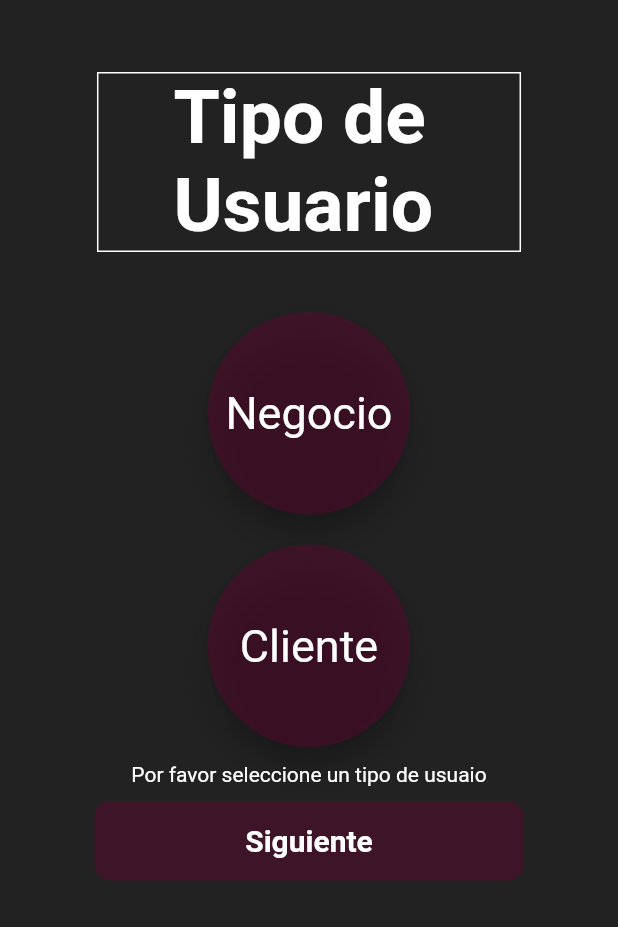
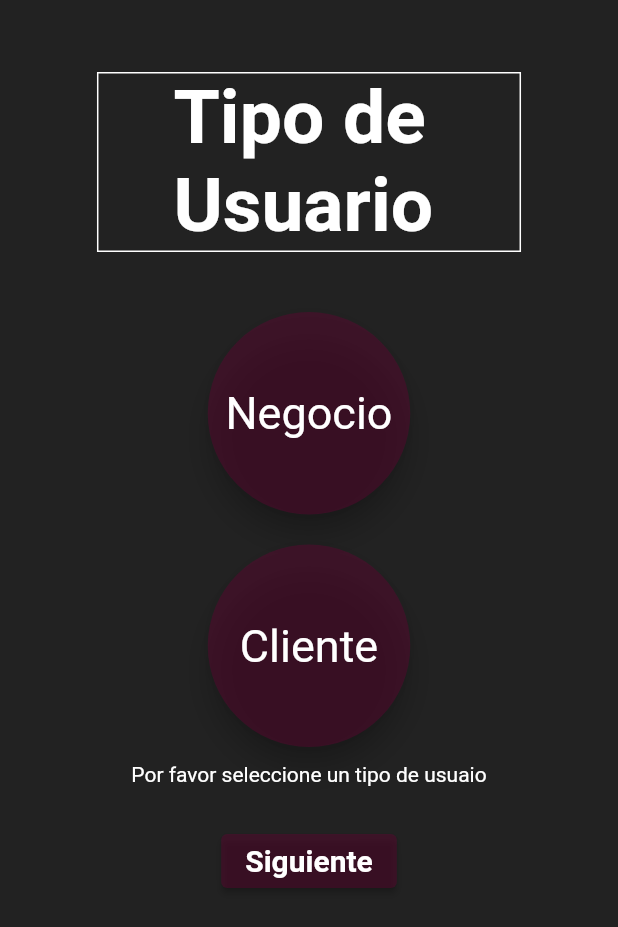
Before and after one commit to sebasIngSoft/unas_vips, a Flutter app: the screen it shows after launch, after a tap on "aquí", on a phone screen of 412 x 824 dp. Shown: the top 927 px of the screen. Run offline on Flutter 3.47's test engine with Material 2 defaults, Android fonts, the phone set to English and light mode, and no system bars.

Commit message:
Puli lo que faltaba
Login Terminado, menu de registro falta imagen de fondo lo mismo que el registro del  negocio

```diff
--- a/lib/main.dart
+++ b/lib/main.dart
@@ -21,8 +21,15 @@ class MyApp extends StatelessWidget {
       ),
 
       //home: MenuRegister(),
-      home: LoginPage(),
-      //home: NegocioRegister(),
+      home: Container(
+        child: LoginPage(),
+        decoration: new BoxDecoration(
+          image: new DecorationImage(
+            image: new AssetImage("assets/logo_fondo.png"),
+            fit: BoxFit.cover,
+          ),
+        ),
+      ),
     );
   }
 }
--- a/lib/presentation/login/view/login_view.dart
+++ b/lib/presentation/login/view/login_view.dart
@@ -9,13 +9,14 @@ class LoginPage extends StatefulWidget {
 }
 
 class _LoginPageState extends State<LoginPage> {
+  final _formKey = GlobalKey<FormState>();
   @override
   Widget build(BuildContext context) {
-    Image(image: AssetImage('assets/logo.png'), width: 200, height: 200);
     return Scaffold(
-      backgroundColor: Colors.black87,
+      backgroundColor: Color.fromARGB(102, 0, 0, 0),
       body: SafeArea(
         child: Center(
+          child: SingleChildScrollView(
             child: Column(
               mainAxisAlignment: MainAxisAlignment.start,
               children: [
@@ -95,7 +96,8 @@ class _LoginPageState extends State<LoginPage> {
                       onPressed: () => {
                         Navigator.push(
                           context,
-                        MaterialPageRoute(builder: (context) => MenuRegister()),
+                          MaterialPageRoute(
+                              builder: (context) => MenuRegister()),
                         ),
                       },
                       child: const Text('aquí'),
@@ -104,17 +106,20 @@ class _LoginPageState extends State<LoginPage> {
                 ),
 
                 SizedBox(height: 30),
-
-              //ding in button
                 Padding(
-                padding: const EdgeInsets.symmetric(horizontal: 25.0),
-                child: Container(
-                  padding: EdgeInsets.all(25),
-                  decoration: BoxDecoration(
-                      color: Color.fromRGBO(102, 0, 51, 0.4),
-                      borderRadius: BorderRadius.circular(25.0)),
-                  child: Center(
-                    child: Text(
+                  padding: const EdgeInsets.symmetric(vertical: 16.0),
+                  child: ElevatedButton(
+                    onPressed: () {
+                      if (_formKey.currentState!.validate()) {
+                        ScaffoldMessenger.of(context).showSnackBar(
+                          const SnackBar(content: Text('Processing Data')),
+                        );
+                      }
+                    },
+                    style: ElevatedButton.styleFrom(
+                      backgroundColor: Color.fromRGBO(102, 0, 51, 0.4),
+                    ),
+                    child: const Text(
                       'Iniciar sesión',
                       style: TextStyle(
                         color: Colors.white,
@@ -124,8 +129,8 @@ class _LoginPageState extends State<LoginPage> {
                     ),
                   ),
                 ),
+              ],
             ),
-            ],
           ),
         ),
       ),
--- a/lib/presentation/register/view/menu_register.dart
+++ b/lib/presentation/register/view/menu_register.dart
@@ -7,6 +7,7 @@ class MenuRegister extends StatefulWidget {
 }
 
 class _MenuRegisterState extends State<MenuRegister> {
+  final _formKey = GlobalKey<FormState>();
   @override
   Widget build(BuildContext context) {
     return Scaffold(
@@ -82,20 +83,24 @@ class _MenuRegisterState extends State<MenuRegister> {
 
               //button siguiente
               Padding(
-                padding: const EdgeInsets.symmetric(horizontal: 55.0),
-                child: Container(
-                  padding: EdgeInsets.all(15),
-                  decoration: BoxDecoration(
-                      color: Color.fromRGBO(102, 0, 51, 0.4),
-                      borderRadius: BorderRadius.circular(10.0)),
-                  child: Center(
-                    child: Text(
-                      'Siguiente',
-                      style: TextStyle(
-                        color: Colors.white,
-                        fontWeight: FontWeight.bold,
-                        fontSize: 20,
-                      ),
+                padding: const EdgeInsets.symmetric(vertical: 16.0),
+                child: ElevatedButton(
+                  onPressed: () {
+                    if (_formKey.currentState!.validate()) {
+                      ScaffoldMessenger.of(context).showSnackBar(
+                        const SnackBar(content: Text('Processing Data')),
+                      );
+                    }
+                  },
+                  style: ElevatedButton.styleFrom(
+                    backgroundColor: Color.fromRGBO(102, 0, 51, 0.4),
+                  ),
+                  child: const Text(
+                    'Siguiente',
+                    style: TextStyle(
+                      color: Colors.white,
+                      fontWeight: FontWeight.bold,
+                      fontSize: 20,
                     ),
                   ),
                 ),
```
Also changed, not shown: lib/presentation/register/view/negocio_register.dart (+38 -25 lines). Lines whose indentation alone changed are shown as unchanged.
